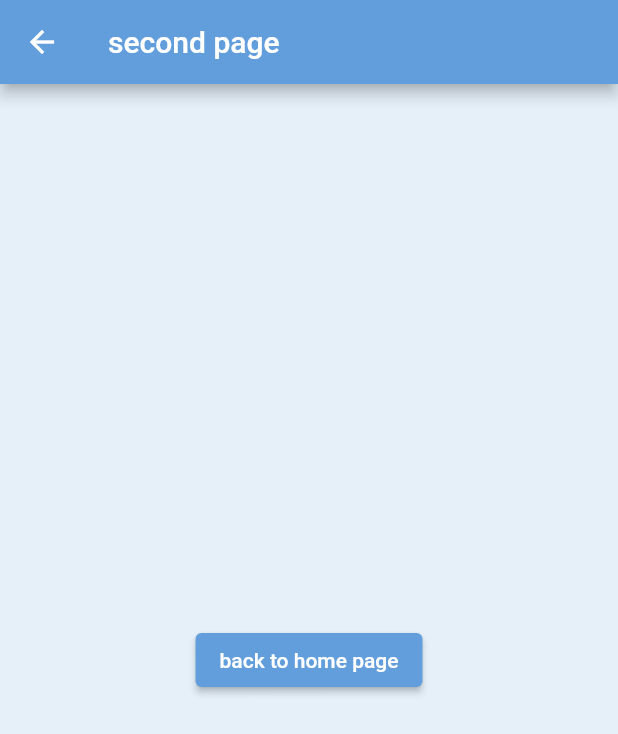
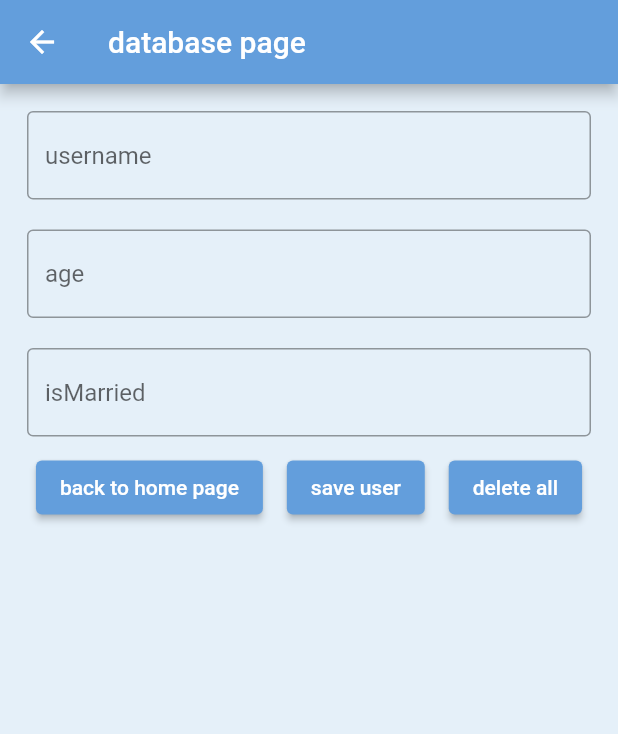
Before and after one commit to onurcankurum/Flutter-Localization_Theme_Management_sqflite-Strategic_pattern, a Flutter app: the FirstPage screen opened directly, after a tap on "next page", on a phone screen of 412 x 824 dp. Shown: the top 734 px of the screen. Run offline on Flutter 3.47's test engine with Material 2 defaults, Android fonts, the phone set to English and light mode, and no system bars; our stand-ins replace easy_localization, flutter_mobx, mobx, sqflite; accounts and stored records are empty; generated files the repository leaves out were written again.

Commit message:
database pattern added

```diff
--- a/assets/lang/de-DE.json
+++ b/assets/lang/de-DE.json
@@ -8,6 +8,14 @@
     "first_page":"erste Seite",
     "second_page":"zweite Seite",
     "next_page":"Nächste Seite",
-    "previous_page":"vorherige Seite"
+    "previous_page":"vorherige Seite",
+    "user_name":"Nutzername",
+    "save_user":"Benutzer speichern",
+    "delete_all":"alles löschen",
+    "back_to_home":"zurück nach Hause",
+    "age":"das Alter",
+    "database_page":"Datenbankseite"
+
+
 
 }
--- a/assets/lang/en-US.json
+++ b/assets/lang/en-US.json
@@ -8,5 +8,11 @@
     "first_page":"first page",
     "second_page":"second page",
     "next_page":"next page",
-    "previous_page":"previous_page"
+    "previous_page":"previous_page",
+    "user_name":"username",
+    "save_user":"save user",
+    "delete_all":"delete all",
+    "back_to_home":"back to home",
+    "age":"age",
+    "database_page":"database page"
 }
--- /dev/null
+++ b/lib/core/init/database/database_model.dart
@@ -0,0 +1,4 @@
+abstract class DatabaseModel<T> {
+  T fromJson(Map<String, dynamic> json);
+  Map<String, dynamic> toJson();
+}
--- /dev/null
+++ b/lib/core/init/database/database_provider.dart
@@ -0,0 +1,19 @@
+import 'package:first_three/core/init/database/database_model.dart';
+import 'package:sqflite/sqflite.dart';
+
+abstract class DatabaseProvider<T extends DatabaseModel> {
+  Database? database;
+
+  Future open();
+  Future<T?> getItem(int id);
+  Future<List<T>> getItemList();
+  Future<bool> updateItem(int id,T model);
+  Future<bool> removeItem(int id);
+  Future<bool> insertItem(T model);
+  Future<void> removeAllItems();
+  Future<void> close() async {
+    if (database != null) {
+      await database!.close();
+    }
+  }
+}
--- a/lib/core/init/navigation/navigation_route.dart
+++ b/lib/core/init/navigation/navigation_route.dart
@@ -2,7 +2,7 @@ import 'package:first_three/core/components/init/not_found_widget.dart';
 import 'package:first_three/core/constants/navigation/navigation_constants.dart';
 import 'package:first_three/view/first_page/first_page_view.dart';
 import 'package:first_three/view/home/home_view.dart';
-import 'package:first_three/view/second_page/secon_page.dart';
+import 'package:first_three/view/second_page/second_page.dart';
 import 'package:flutter/material.dart';
 
 class NavigationRoute {
--- /dev/null
+++ b/lib/view/second_page/model/user_database_provider.dart
@@ -0,0 +1,100 @@
+import 'package:first_three/core/init/database/database_model.dart';
+import 'package:first_three/core/init/database/database_provider.dart';
+import 'package:first_three/view/second_page/model/user_model.dart';
+import 'package:sqflite/sqflite.dart';
+
+class UserDataBaseProvider implements DatabaseProvider<UserModel> {
+  @override
+  Database? database;
+  final int version = 1;
+  final String _userDatabaseName = "advancedSqflite";
+  final String _userTableName = "users";
+
+  // table' s columns names
+  final String _columnId = "id";
+  final String _columnUserName = "name";
+  final String _columnUserAge = "age";
+  final String _columnIsMarried = "isMarried";
+
+  @override
+  Future<void> open() async {
+    database = await openDatabase(_userDatabaseName, version: version,
+        onCreate: (db, version) {
+      db.execute('''CREATE TABLE $_userTableName
+          ( $_columnId INTEGER PRIMARY KEY AUTOINCREMENT,
+            $_columnUserName VARCHAR(20),
+            $_columnUserAge INTEGER ,
+            $_columnIsMarried INTEGER )''');
+    });
+  }
+
+  @override
+  Future<List<UserModel>> getItemList() async {
+    if(database==null){
+      await open();
+    }
+    List<Map<String, dynamic>> userMap = await database!.query(_userTableName);
+    return userMap.map((e) => UserModel.fromJson(e)).toList();
+  }
+
+  @override
+  Future<UserModel?> getItem(int id) async {
+
+    if(database==null){
+      await open();
+    }
+    List<Map<String, dynamic>> userMap = await database!.query(_userTableName,
+        where: '$_columnId = ?', columns: [_columnId], whereArgs: [id]);
+    if (userMap.isNotEmpty) {
+      return UserModel.fromJson(userMap.elementAt(0));
+    } else {
+      return null;
+    }
+  }
+
+  @override
+  Future<bool> removeItem(int id) async {
+    final int totalAffected = await database!
+        .delete(_userTableName, where: '$_columnId = ?', whereArgs: [id]);
+    if (totalAffected >= 1) {
+      return true;
+    } else {
+      return false;
+    }
+  }
+
+  @override
+  Future<bool> insertItem(UserModel userModel) async {
+    final int isOk = await database!.insert(_userTableName, userModel.toJson());
+    if (isOk >= 1) {
+      return true;
+    } else {
+      return false;
+    }
+  }
+
+  Future<bool> updateItem(int id, UserModel model) async {
+    final int isOk = await database!.update(_userTableName, model.toJson(),
+        where: '$_columnId = ?', whereArgs: [id]);
+    if (isOk >= 1) {
+      return true;
+    } else {
+      return false;
+    }
+  }
+
+  @override
+  Future<void> close() async {
+    await database!.close();
+  }
+
+  @override
+  Future<void> removeAllItems() async {
+    // ignore: unused_local_variable
+    final int totalAffected = await database!.delete(_userTableName);
+  }
+
+
+
+
+}
--- /dev/null
+++ b/lib/view/second_page/model/user_model.dart
@@ -0,0 +1,30 @@
+import 'package:first_three/core/init/database/database_model.dart';
+
+class UserModel extends DatabaseModel {
+  String? userName;
+  int? age;
+  int? isMarried;
+
+
+  UserModel({this.userName, this.age, this.isMarried});
+
+  UserModel.fromJson(Map<String, dynamic> json) {
+    userName = json['name'];
+    age = json['age'];
+    isMarried = json['isMarried'];
+  }
+
+  @override
+  Map<String, dynamic> toJson() {
+    final Map<String, dynamic> data =  <String, dynamic>{};
+    data['name'] = userName;
+    data['age'] = age;
+    data['isMarried'] = isMarried;
+    return data;
+  }
+
+  @override
+  fromJson(Map<String, dynamic> json) {
+    return UserModel.fromJson(json);
+  }
+}
--- a/lib/view/second_page/secon_page.dart
+++ /dev/null
@@ -1,41 +0,0 @@
-import 'package:first_three/core/components/text/locale_text.dart';
-import 'package:first_three/core/constants/navigation/navigation_constants.dart';
-import 'package:first_three/core/init/lang/locale_keys.g.dart';
-import 'package:first_three/core/init/navigation/navigation_service.dart';
-import 'package:flutter/material.dart';
-
-class SecondPage extends StatefulWidget {
-  SecondPage({Key? key}) : super(key: key);
-
-  @override
-  _SecondPageState createState() => _SecondPageState();
-}
-
-class _SecondPageState extends State<SecondPage> {
-  @override
-  Widget build(BuildContext context) {
-    return scaffold;
-  }
-
-  Widget get scaffold => Scaffold(
-      appBar: appBar,
-      body: Container(alignment: Alignment.center, child: body));
-  PreferredSizeWidget get appBar => AppBar(
-        title: LocalText(value: LocaleKeys.second_page),
-      );
-  Widget get body => Center(child: buttons);
-
-  Widget get buttons => Row(
-        mainAxisAlignment: MainAxisAlignment.spaceEvenly,
-        children: [
-          ElevatedButton(
-            child: Text("back to home page"),
-            onPressed: () {
-              NavigationService.instance.navigateToPageClear(
-                path: NavigationConstants.HOME_VIEW,
-              );
-            },
-          ),
-        ],
-      );
-}
--- /dev/null
+++ b/lib/view/second_page/second_page.dart
@@ -0,0 +1,137 @@
+import 'package:easy_localization/easy_localization.dart';
+import 'package:first_three/core/base/state/base_state.dart';
+import 'package:first_three/core/base/view/base_view.dart';
+import 'package:first_three/core/components/text/locale_text.dart';
+import 'package:first_three/core/constants/navigation/navigation_constants.dart';
+import 'package:first_three/core/init/lang/locale_keys.g.dart';
+import 'package:first_three/core/init/navigation/navigation_service.dart';
+import 'package:first_three/view/second_page/model/user_model.dart';
+import 'package:first_three/view/second_page/second_page_view_model.dart';
+import 'package:flutter/material.dart';
+
+class SecondPage extends StatefulWidget {
+  SecondPage({Key? key}) : super(key: key);
+
+  @override
+  _SecondPageState createState() => _SecondPageState();
+}
+
+class _SecondPageState extends BaseState<SecondPage> {
+  SecondPageViewModel? viewModel;
+  UserModel userModel = UserModel();
+
+  @override
+  void dispose() {
+    if (viewModel != null) {
+      viewModel!.userDataBaseProvider.close();
+      super.dispose();
+    }
+  }
+
+  @override
+  Widget build(BuildContext context) {
+    return BaseView(
+        viewModel: SecondPageViewModel(),
+        onModelReady: (model) {
+          viewModel = model as SecondPageViewModel;
+          viewModel!.setContext(this.context);
+          viewModel!.userDataBaseProvider.open();
+        },
+        onPageBuilder: (context, value) => scaffold);
+  }
+
+  Widget get scaffold => Scaffold(
+      appBar: appBar,
+      body: Container(alignment: Alignment.center, child: body));
+  PreferredSizeWidget get appBar => AppBar(
+        title: LocalText(value: LocaleKeys.database_page),
+      );
+  Widget get body => Padding(
+        padding: const EdgeInsets.all(8.0),
+        child: Column(children: [
+          for (Widget item in inputs)
+            Padding(padding: EdgeInsets.all(10), child: item),
+          buttons,
+          listUsers
+        ]),
+      );
+  Widget userItemCard(UserModel userModel) => Padding(
+        padding: EdgeInsets.symmetric(
+            vertical: dynamicHeight(0.01), horizontal: dynamicWidth(0.1)),
+        child: Row(
+          children: [
+            Expanded(flex: 1, child: Text(userModel.userName!=null? userModel.userName!:"")),
+            Expanded(flex: 1, child: Text(userModel.age.toString())),
+            Expanded(  flex: 1,child: Text(userModel.isMarried == 1 ? "married" : "single"))
+          ],
+        ),
+      );
+  Widget get listUsers => FutureBuilder(
+      future: viewModel!.userDataBaseProvider.getItemList(),
+      builder: (BuildContext context, AsyncSnapshot<List<UserModel>?> users) {
+        if (users.hasData) {
+          return Expanded(
+              child: SingleChildScrollView(
+                child: Column(
+            children: [for (UserModel item in users.data!) userItemCard(item)],
+          ),
+              ));
+          //users.data!.forEach((element) {print(element.toJson().toString());});
+
+        }
+        return Container();
+      });
+
+  List<Widget> get inputs => [
+        TextField(
+          onChanged: (value) {
+            userModel.userName = value;
+          },
+          decoration: InputDecoration(
+              hintText: LocaleKeys.user_name.tr(), border: OutlineInputBorder()),
+        ),
+        TextField(
+          onChanged: (value) {
+            userModel.age = int.tryParse(value);
+          },
+          decoration:
+              InputDecoration(hintText: LocaleKeys.age.tr(), border: OutlineInputBorder()),
+        ),
+        TextField(
+          onChanged: (value) {
+            userModel.isMarried = value.isNotEmpty ? 1 : 0;
+          },
+          decoration: InputDecoration(
+              hintText: "isMarried", border: OutlineInputBorder()),
+        ),
+      ];
+
+  Widget get buttons => Row(
+        mainAxisAlignment: MainAxisAlignment.spaceEvenly,
+        children: [
+          ElevatedButton(
+            child: Text("back to home page"),
+            onPressed: () {
+              NavigationService.instance.navigateToPageClear(
+                path: NavigationConstants.HOME_VIEW,
+              );
+            },
+          ),
+          ElevatedButton(
+            child: Text("save user"),
+            onPressed: () async {
+              await viewModel!.userDataBaseProvider.insertItem(userModel);
+
+              setState(() {});
+            },
+          ),
+          ElevatedButton(
+            child: Text("delete all"),
+            onPressed: () async {
+              await viewModel!.userDataBaseProvider.removeAllItems();
+              setState(() {});
+            },
+          ),
+        ],
+      );
+}
--- /dev/null
+++ b/lib/view/second_page/second_page_view_model.dart
@@ -0,0 +1,17 @@
+import 'package:first_three/view/home/home_view_model.dart';
+import 'package:first_three/view/second_page/model/user_database_provider.dart';
+import 'package:flutter/material.dart';
+import 'package:mobx/mobx.dart';
+
+part 'second_page_view_model.g.dart';
+
+class SecondPageViewModel = _SecondPageViewModel with _$SecondPageViewModel;
+
+abstract class _SecondPageViewModel with Store {
+  UserDataBaseProvider userDataBaseProvider = UserDataBaseProvider();
+  BuildContext? context;
+
+  void setContext(BuildContext context) {
+    this.context = context;
+  }
+}
--- a/pubspec.yaml
+++ b/pubspec.yaml
@@ -36,6 +36,7 @@ dependencies:
   mobx: ^2.0.5
   mobx_codegen: ^2.0.4
   provider: ^6.0.1
+  sqflite: ^2.0.2
 
 dev_dependencies:
   flutter_lints: ^1.0.0
```
Also changed, not shown: lib/core/init/lang/locale_keys.g.dart, lib/view/second_page/second_page_view_model.g.dart (added), pubspec.lock, 1 other file.
